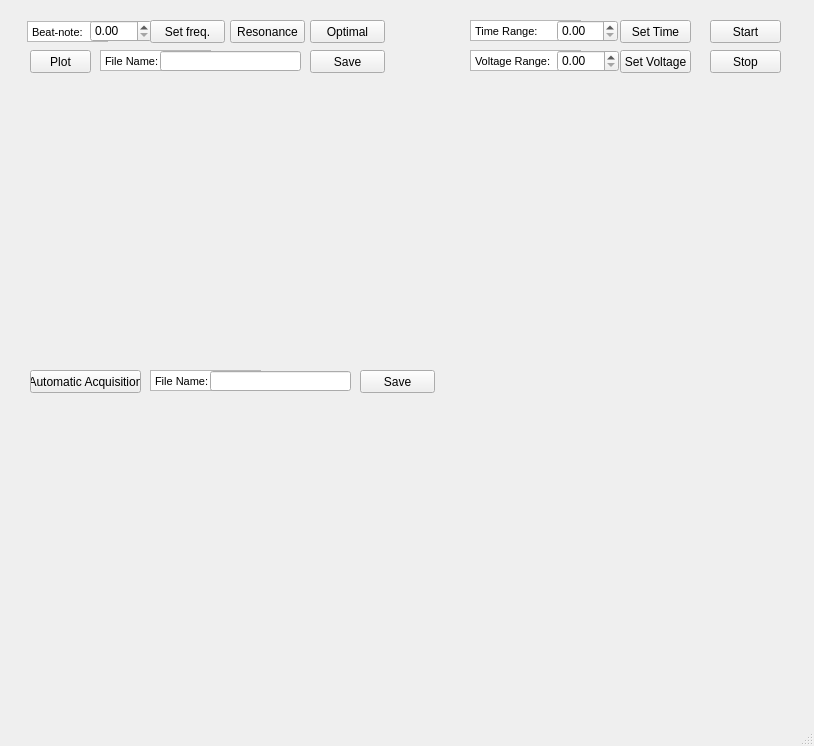
Old version of the form MOT_detuning_oscilloscope/plot_ui.ui in the repository Leonardo-Razzai/automatic_measures.
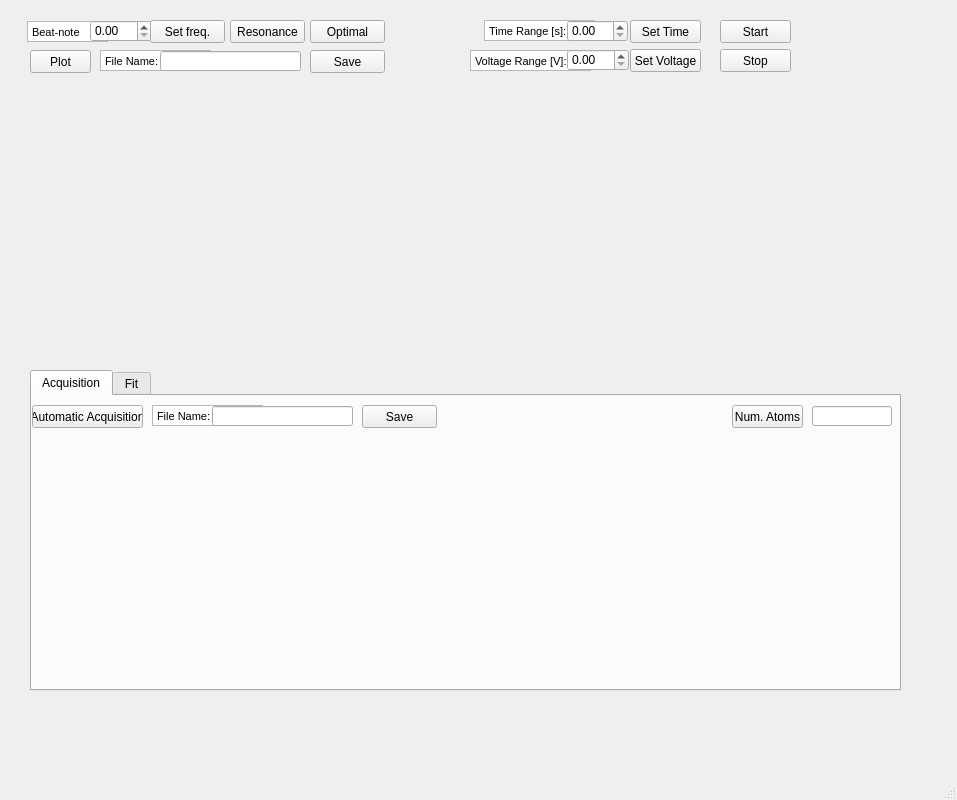
New version of the form.

Commit message: add try_except,window for fitting data, test data

```diff
--- a/MOT_detuning_oscilloscope/plot_ui.ui
+++ b/MOT_detuning_oscilloscope/plot_ui.ui
@@ -6,8 +6,8 @@
    <rect>
     <x>0</x>
     <y>0</y>
-    <width>814</width>
-    <height>746</height>
+    <width>957</width>
+    <height>800</height>
    </rect>
   </property>
   <property name="windowTitle">
@@ -32,7 +32,7 @@
      <rect>
       <x>29</x>
       <y>79</y>
-      <width>761</width>
+      <width>861</width>
       <height>271</height>
      </rect>
     </property>
@@ -62,7 +62,7 @@
 &lt;html&gt;&lt;head&gt;&lt;meta name=&quot;qrichtext&quot; content=&quot;1&quot; /&gt;&lt;style type=&quot;text/css&quot;&gt;
 p, li { white-space: pre-wrap; }
 &lt;/style&gt;&lt;/head&gt;&lt;body style=&quot; font-family:'MS Shell Dlg 2'; font-size:8.25pt; font-weight:400; font-style:normal;&quot;&gt;
-&lt;p style=&quot; margin-top:0px; margin-bottom:0px; margin-left:0px; margin-right:0px; -qt-block-indent:0; text-indent:0px;&quot;&gt;Beat-note:&lt;/p&gt;&lt;/body&gt;&lt;/html&gt;</string>
+&lt;p style=&quot; margin-top:0px; margin-bottom:0px; margin-left:0px; margin-right:0px; -qt-block-indent:0; text-indent:0px;&quot;&gt;Beat-note [MHz]:&lt;/p&gt;&lt;/body&gt;&lt;/html&gt;</string>
     </property>
    </widget>
    <widget class="QPushButton" name="set_freq_button">
@@ -78,21 +78,10 @@
      <string>Set freq.</string>
     </property>
    </widget>
-   <widget class="QWidget" name="verticalLayoutWidget_2">
-    <property name="geometry">
-     <rect>
-      <x>30</x>
-      <y>400</y>
-      <width>761</width>
-      <height>291</height>
-     </rect>
-    </property>
-    <layout class="QVBoxLayout" name="plot_auto"/>
-   </widget>
    <widget class="QPushButton" name="set_time_button">
     <property name="geometry">
      <rect>
-      <x>620</x>
+      <x>630</x>
       <y>20</y>
       <width>71</width>
       <height>23</height>
@@ -105,7 +94,7 @@
    <widget class="QDoubleSpinBox" name="time_box">
     <property name="geometry">
      <rect>
-      <x>557</x>
+      <x>567</x>
       <y>20</y>
       <width>61</width>
       <height>22</height>
@@ -115,7 +104,7 @@
    <widget class="QTextBrowser" name="textBrowser_2">
     <property name="geometry">
      <rect>
-      <x>470</x>
+      <x>484</x>
       <y>20</y>
       <width>111</width>
       <height>21</height>
@@ -126,14 +115,14 @@
 &lt;html&gt;&lt;head&gt;&lt;meta name=&quot;qrichtext&quot; content=&quot;1&quot; /&gt;&lt;style type=&quot;text/css&quot;&gt;
 p, li { white-space: pre-wrap; }
 &lt;/style&gt;&lt;/head&gt;&lt;body style=&quot; font-family:'MS Shell Dlg 2'; font-size:8.25pt; font-weight:400; font-style:normal;&quot;&gt;
-&lt;p style=&quot; margin-top:0px; margin-bottom:0px; margin-left:0px; margin-right:0px; -qt-block-indent:0; text-indent:0px;&quot;&gt;Time Range:&lt;/p&gt;&lt;/body&gt;&lt;/html&gt;</string>
+&lt;p style=&quot; margin-top:0px; margin-bottom:0px; margin-left:0px; margin-right:0px; -qt-block-indent:0; text-indent:0px;&quot;&gt;Time Range [s]:&lt;/p&gt;&lt;/body&gt;&lt;/html&gt;</string>
     </property>
    </widget>
    <widget class="QPushButton" name="set_voltage_button">
     <property name="geometry">
      <rect>
-      <x>620</x>
-      <y>50</y>
+      <x>630</x>
+      <y>49</y>
       <width>71</width>
       <height>23</height>
      </rect>
@@ -145,8 +134,8 @@
    <widget class="QDoubleSpinBox" name="voltage_box">
     <property name="geometry">
      <rect>
-      <x>557</x>
-      <y>50</y>
+      <x>567</x>
+      <y>49</y>
       <width>62</width>
       <height>22</height>
      </rect>
@@ -157,7 +146,7 @@
      <rect>
       <x>470</x>
       <y>50</y>
-      <width>111</width>
+      <width>121</width>
       <height>21</height>
      </rect>
     </property>
@@ -166,13 +155,13 @@
 &lt;html&gt;&lt;head&gt;&lt;meta name=&quot;qrichtext&quot; content=&quot;1&quot; /&gt;&lt;style type=&quot;text/css&quot;&gt;
 p, li { white-space: pre-wrap; }
 &lt;/style&gt;&lt;/head&gt;&lt;body style=&quot; font-family:'MS Shell Dlg 2'; font-size:8.25pt; font-weight:400; font-style:normal;&quot;&gt;
-&lt;p style=&quot; margin-top:0px; margin-bottom:0px; margin-left:0px; margin-right:0px; -qt-block-indent:0; text-indent:0px;&quot;&gt;Voltage Range:&lt;/p&gt;&lt;/body&gt;&lt;/html&gt;</string>
+&lt;p style=&quot; margin-top:0px; margin-bottom:0px; margin-left:0px; margin-right:0px; -qt-block-indent:0; text-indent:0px;&quot;&gt;Voltage Range [V]:&lt;/p&gt;&lt;/body&gt;&lt;/html&gt;</string>
     </property>
    </widget>
    <widget class="QPushButton" name="start_button">
     <property name="geometry">
      <rect>
-      <x>710</x>
+      <x>720</x>
       <y>20</y>
       <width>71</width>
       <height>23</height>
@@ -198,8 +187,8 @@
    <widget class="QPushButton" name="stop_button">
     <property name="geometry">
      <rect>
-      <x>710</x>
-      <y>50</y>
+      <x>720</x>
+      <y>49</y>
       <width>71</width>
       <height>23</height>
      </rect>
@@ -208,19 +197,6 @@
      <string>Stop</string>
     </property>
    </widget>
-   <widget class="QPushButton" name="auto_acquire_button">
-    <property name="geometry">
-     <rect>
-      <x>30</x>
-      <y>370</y>
-      <width>111</width>
-      <height>23</height>
-     </rect>
-    </property>
-    <property name="text">
-     <string>Automatic Acquisition</string>
-    </property>
-   </widget>
    <widget class="QPushButton" name="set_freq_opt_button">
     <property name="geometry">
      <rect>
@@ -247,47 +223,7 @@
      <string>Save</string>
     </property>
    </widget>
-   <widget class="QPushButton" name="save_acquisition_button">
-    <property name="geometry">
-     <rect>
-      <x>360</x>
-      <y>370</y>
-      <width>75</width>
-      <height>23</height>
-     </rect>
-    </property>
-    <property name="text">
-     <string>Save</string>
-    </property>
-   </widget>
-   <widget class="QLineEdit" name="file_name_auto_input">
-    <property name="geometry">
-     <rect>
-      <x>210</x>
-      <y>371</y>
-      <width>141</width>
-      <height>20</height>
-     </rect>
-    </property>
-   </widget>
-   <widget class="QTextBrowser" name="textBrowser_4">
-    <property name="geometry">
-     <rect>
-      <x>150</x>
-      <y>370</y>
-      <width>111</width>
-      <height>21</height>
-     </rect>
-    </property>
-    <property name="html">
-     <string>&lt;!DOCTYPE HTML PUBLIC &quot;-//W3C//DTD HTML 4.0//EN&quot; &quot;http://www.w3.org/TR/REC-html40/strict.dtd&quot;&gt;
-&lt;html&gt;&lt;head&gt;&lt;meta name=&quot;qrichtext&quot; content=&quot;1&quot; /&gt;&lt;style type=&quot;text/css&quot;&gt;
-p, li { white-space: pre-wrap; }
-&lt;/style&gt;&lt;/head&gt;&lt;body style=&quot; font-family:'MS Shell Dlg 2'; font-size:8.25pt; font-weight:400; font-style:normal;&quot;&gt;
-&lt;p style=&quot; margin-top:0px; margin-bottom:0px; margin-left:0px; margin-right:0px; -qt-block-indent:0; text-indent:0px;&quot;&gt;File Name:&lt;/p&gt;&lt;/body&gt;&lt;/html&gt;</string>
-    </property>
-   </widget>
-   <widget class="QLineEdit" name="file_name_osc_inout">
+   <widget class="QLineEdit" name="file_name_osc_input">
     <property name="geometry">
      <rect>
       <x>160</x>
@@ -314,8 +250,193 @@
 &lt;p style=&quot; margin-top:0px; margin-bottom:0px; margin-left:0px; margin-right:0px; -qt-block-indent:0; text-indent:0px;&quot;&gt;File Name:&lt;/p&gt;&lt;/body&gt;&lt;/html&gt;</string>
     </property>
    </widget>
+   <widget class="QTabWidget" name="tabWidget">
+    <property name="geometry">
+     <rect>
+      <x>30</x>
+      <y>370</y>
+      <width>871</width>
+      <height>321</height>
+     </rect>
+    </property>
+    <property name="currentIndex">
+     <number>0</number>
+    </property>
+    <widget class="QWidget" name="tab">
+     <attribute name="title">
+      <string>Acquisition</string>
+     </attribute>
+     <widget class="QWidget" name="verticalLayoutWidget_2">
+      <property name="geometry">
+       <rect>
+        <x>0</x>
+        <y>40</y>
+        <width>861</width>
+        <height>251</height>
+       </rect>
+      </property>
+      <layout class="QVBoxLayout" name="plot_auto"/>
+     </widget>
+     <widget class="QPushButton" name="num_atoms_button">
+      <property name="geometry">
+       <rect>
+        <x>700</x>
+        <y>9</y>
+        <width>71</width>
+        <height>23</height>
+       </rect>
+      </property>
+      <property name="text">
+       <string>Num. Atoms</string>
+      </property>
+     </widget>
+     <widget class="QLineEdit" name="file_name_auto_input">
+      <property name="geometry">
+       <rect>
+        <x>180</x>
+        <y>10</y>
+        <width>141</width>
+        <height>20</height>
+       </rect>
+      </property>
+     </widget>
+     <widget class="QTextBrowser" name="textBrowser_4">
+      <property name="geometry">
+       <rect>
+        <x>120</x>
+        <y>9</y>
+        <width>111</width>
+        <height>21</height>
+       </rect>
+      </property>
+      <property name="html">
+       <string>&lt;!DOCTYPE HTML PUBLIC &quot;-//W3C//DTD HTML 4.0//EN&quot; &quot;http://www.w3.org/TR/REC-html40/strict.dtd&quot;&gt;
+&lt;html&gt;&lt;head&gt;&lt;meta name=&quot;qrichtext&quot; content=&quot;1&quot; /&gt;&lt;style type=&quot;text/css&quot;&gt;
+p, li { white-space: pre-wrap; }
+&lt;/style&gt;&lt;/head&gt;&lt;body style=&quot; font-family:'MS Shell Dlg 2'; font-size:8.25pt; font-weight:400; font-style:normal;&quot;&gt;
+&lt;p style=&quot; margin-top:0px; margin-bottom:0px; margin-left:0px; margin-right:0px; -qt-block-indent:0; text-indent:0px;&quot;&gt;File Name:&lt;/p&gt;&lt;/body&gt;&lt;/html&gt;</string>
+      </property>
+     </widget>
+     <widget class="QPushButton" name="save_acquisition_button">
+      <property name="geometry">
+       <rect>
+        <x>330</x>
+        <y>9</y>
+        <width>75</width>
+        <height>23</height>
+       </rect>
+      </property>
+      <property name="text">
+       <string>Save</string>
+      </property>
+     </widget>
+     <widget class="QLineEdit" name="num_atoms_output_text">
+      <property name="geometry">
+       <rect>
+        <x>780</x>
+        <y>10</y>
+        <width>80</width>
+        <height>20</height>
+       </rect>
+      </property>
+     </widget>
+     <widget class="QPushButton" name="auto_acquire_button">
+      <property name="geometry">
+       <rect>
+        <x>0</x>
+        <y>9</y>
+        <width>111</width>
+        <height>23</height>
+       </rect>
+      </property>
+      <property name="text">
+       <string>Automatic Acquisition</string>
+      </property>
+     </widget>
+     <zorder>textBrowser_4</zorder>
+     <zorder>verticalLayoutWidget_2</zorder>
+     <zorder>num_atoms_button</zorder>
+     <zorder>file_name_auto_input</zorder>
+     <zorder>save_acquisition_button</zorder>
+     <zorder>num_atoms_output_text</zorder>
+     <zorder>auto_acquire_button</zorder>
+    </widget>
+    <widget class="QWidget" name="tab_2">
+     <attribute name="title">
+      <string>Fit</string>
+     </attribute>
+     <widget class="QWidget" name="verticalLayoutWidget_3">
+      <property name="geometry">
+       <rect>
+        <x>0</x>
+        <y>40</y>
+        <width>861</width>
+        <height>261</height>
+       </rect>
+      </property>
+      <layout class="QVBoxLayout" name="plot_fit"/>
+     </widget>
+     <widget class="QPushButton" name="fit_button">
+      <property name="geometry">
+       <rect>
+        <x>780</x>
+        <y>10</y>
+        <width>71</width>
+        <height>23</height>
+       </rect>
+      </property>
+      <property name="text">
+       <string>Fit</string>
+      </property>
+     </widget>
+     <widget class="QDoubleSpinBox" name="start_time_fit_box">
+      <property name="geometry">
+       <rect>
+        <x>90</x>
+        <y>10</y>
+        <width>61</width>
+        <height>22</height>
+       </rect>
+      </property>
+     </widget>
+     <widget class="QTextBrowser" name="textBrowser_5">
+      <property name="geometry">
+       <rect>
+        <x>10</x>
+        <y>11</y>
+        <width>111</width>
+        <height>21</height>
+       </rect>
+      </property>
+      <property name="html">
+       <string>&lt;!DOCTYPE HTML PUBLIC &quot;-//W3C//DTD HTML 4.0//EN&quot; &quot;http://www.w3.org/TR/REC-html40/strict.dtd&quot;&gt;
+&lt;html&gt;&lt;head&gt;&lt;meta name=&quot;qrichtext&quot; content=&quot;1&quot; /&gt;&lt;style type=&quot;text/css&quot;&gt;
+p, li { white-space: pre-wrap; }
+&lt;/style&gt;&lt;/head&gt;&lt;body style=&quot; font-family:'MS Shell Dlg 2'; font-size:8.25pt; font-weight:400; font-style:normal;&quot;&gt;
+&lt;p style=&quot; margin-top:0px; margin-bottom:0px; margin-left:0px; margin-right:0px; -qt-block-indent:0; text-indent:0px;&quot;&gt;Start Time [s]:&lt;/p&gt;&lt;/body&gt;&lt;/html&gt;</string>
+      </property>
+     </widget>
+     <widget class="QPushButton" name="set_start_time_fit_button">
+      <property name="geometry">
+       <rect>
+        <x>160</x>
+        <y>10</y>
+        <width>71</width>
+        <height>23</height>
+       </rect>
+      </property>
+      <property name="text">
+       <string>Set Start</string>
+      </property>
+     </widget>
+     <zorder>textBrowser_5</zorder>
+     <zorder>verticalLayoutWidget_3</zorder>
+     <zorder>fit_button</zorder>
+     <zorder>start_time_fit_box</zorder>
+     <zorder>set_start_time_fit_button</zorder>
+    </widget>
+   </widget>
    <zorder>textBrowser_7</zorder>
-   <zorder>textBrowser_4</zorder>
    <zorder>textBrowser_3</zorder>
    <zorder>textBrowser_2</zorder>
    <zorder>plot_osc_button</zorder>
@@ -323,7 +444,6 @@
    <zorder>textBrowser</zorder>
    <zorder>freq_box</zorder>
    <zorder>set_freq_button</zorder>
-   <zorder>verticalLayoutWidget_2</zorder>
    <zorder>set_time_button</zorder>
    <zorder>time_box</zorder>
    <zorder>set_voltage_button</zorder>
@@ -331,19 +451,17 @@
    <zorder>start_button</zorder>
    <zorder>set_freq_res_button</zorder>
    <zorder>stop_button</zorder>
-   <zorder>auto_acquire_button</zorder>
    <zorder>set_freq_opt_button</zorder>
    <zorder>save_osc_button</zorder>
-   <zorder>save_acquisition_button</zorder>
-   <zorder>file_name_auto_input</zorder>
-   <zorder>file_name_osc_inout</zorder>
+   <zorder>file_name_osc_input</zorder>
+   <zorder>tabWidget</zorder>
   </widget>
   <widget class="QMenuBar" name="menubar">
    <property name="geometry">
     <rect>
      <x>0</x>
      <y>0</y>
-     <width>814</width>
+     <width>957</width>
      <height>21</height>
     </rect>
    </property>
```
The commit also changes 2 other files.
